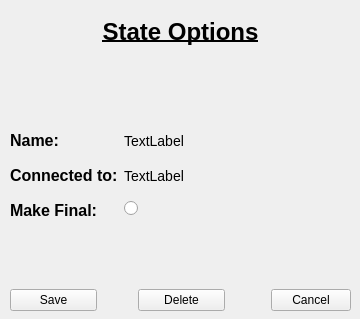
Before: the Qt Designer form ui/select_state_box.ui in bishoyhanykamel/AutomataProject, drawn with Qt 5.
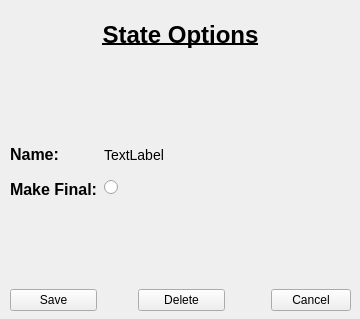
After: the same form once the commit is applied.

Commit message: Added moving alphabet labels for edges

What changed in the file:
```diff
--- a/ui/select_state_box.ui
+++ b/ui/select_state_box.ui
@@ -23,7 +23,7 @@
       <height>311</height>
      </rect>
     </property>
-    <layout class="QVBoxLayout" name="verticalLayout" stretch="1,1,1,1,1">
+    <layout class="QVBoxLayout" name="verticalLayout" stretch="2,2,2,2,3">
      <item>
       <widget class="QLabel" name="label_7">
        <property name="sizePolicy">
@@ -93,30 +93,6 @@
         </widget>
        </item>
        <item row="1" column="0">
-        <widget class="QLabel" name="label_10">
-         <property name="styleSheet">
-          <string notr="true">font-family: Arial;
-font-size: 16px;
-font-weight: bold;</string>
-         </property>
-         <property name="text">
-          <string>Connected to:</string>
-         </property>
-        </widget>
-       </item>
-       <item row="1" column="1">
-        <widget class="QLabel" name="connected_qTextLabel">
-         <property name="styleSheet">
-          <string notr="true">font-family: Arial;
-font-size: 14px;
-</string>
-         </property>
-         <property name="text">
-          <string>TextLabel</string>
-         </property>
-        </widget>
-       </item>
-       <item row="2" column="0">
         <widget class="QLabel" name="label_12">
          <property name="styleSheet">
           <string notr="true">font-family: Arial;
@@ -128,7 +104,7 @@
          </property>
         </widget>
        </item>
-       <item row="2" column="1">
+       <item row="1" column="1">
         <widget class="QRadioButton" name="final_radioButton">
          <property name="text">
           <string/>
```
The commit also changes 4 other files.
